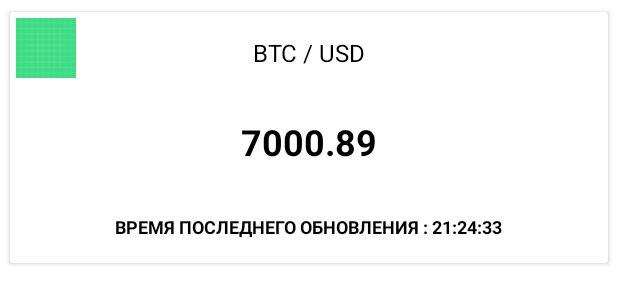
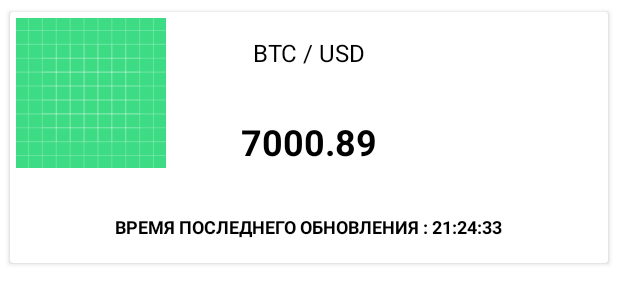
Before and after one commit to 2wiktor2/UdemyCryptoApp, an Android app: the layout item_coin_info.xml on its own in the app's theme, with its tools: preview values and no code run, on a phone screen of 412 x 824 dp. Shown: the top 304 px of the screen. Run offline under Robolectric (Android 15) with nearby library versions, the phone set to English and light mode, and no system bars.

Commit message:
lesson_47 finished

```diff
--- a/app/src/main/java/com/wiktor/udemykotlincryptoapp/api/ApiFactory.kt
+++ b/app/src/main/java/com/wiktor/udemykotlincryptoapp/api/ApiFactory.kt
@@ -9,7 +9,8 @@ import retrofit2.converter.gson.GsonConverterFactory
 object ApiFactory {
     //https://min-api.cryptocompare.com/data/top/totalvolfull?limit=10&tsym=USD
     private const val BASE_URL = " https://min-api.cryptocompare.com/data/"
-    const val BASE_IMAGE_URL = " https://cryptocomoare.com"
+//    https://www.cryptocompare.com/media/37458963/near.png
+    const val BASE_IMAGE_URL = "https://cryptocompare.com"
 
     private val retrofit = Retrofit.Builder()
         .addConverterFactory(GsonConverterFactory.create())
--- a/app/src/main/java/com/wiktor/udemykotlincryptoapp/database/CoinPriceInfoDao.kt
+++ b/app/src/main/java/com/wiktor/udemykotlincryptoapp/database/CoinPriceInfoDao.kt
@@ -10,7 +10,7 @@ import com.wiktor.udemykotlincryptoapp.pojo.CoinPriceInfo
 @Dao
 interface CoinPriceInfoDao {
     //выводит список валют в recyclerView
-    @Query("SELECT * FROM full_price_list ORDER BY lastUpdate")
+    @Query("SELECT * FROM full_price_list ORDER BY lastUpdate DESC")
     fun getPriceList(): LiveData<List<CoinPriceInfo>>
 
     //Детальная информация для отдельного экрана
--- a/app/src/main/java/com/wiktor/udemykotlincryptoapp/pojo/CoinPriceInfo.kt
+++ b/app/src/main/java/com/wiktor/udemykotlincryptoapp/pojo/CoinPriceInfo.kt
@@ -5,7 +5,7 @@ import androidx.room.PrimaryKey
 import com.google.gson.annotations.Expose
 import com.google.gson.annotations.SerializedName
 import com.wiktor.udemykotlincryptoapp.api.ApiFactory
-import com.wiktor.udemykotlincryptoapp.utils.convertTimestampToTime
+import com.wiktor.udemykotlincryptoapp.utils.MyTimeConverter
 
 @Entity(tableName = "full_price_list")
 data class CoinPriceInfo(
@@ -129,7 +129,8 @@ data class CoinPriceInfo(
     val imageUrl: String?,
 ) {
     fun getFormattedTime(): String {
-        return convertTimestampToTime(lastUpdate)
+        val myTimeConverter = MyTimeConverter()
+        return myTimeConverter.convertTimeStampToTime(lastUpdate)
     }
 
     fun getFullImageUrl(): String {
--- a/app/src/main/res/layout/item_coin_info.xml
+++ b/app/src/main/res/layout/item_coin_info.xml
@@ -12,11 +12,11 @@
         android:layout_height="wrap_content">
 
         <ImageView
+            android:id="@+id/imageView_logo_coin"
+            android:layout_width="100dp"
+            android:layout_height="100dp"
+            android:layout_margin="4dp"
             android:src="@drawable/ic_launcher_background"
-            android:id="@+id/imageView_logo_coin"
-            android:layout_width="40dp"
-            android:layout_height="40dp"
-            android:layout_margin="4dp"
             app:layout_constraintStart_toStartOf="parent"
             app:layout_constraintTop_toTopOf="parent" />
 
@@ -48,7 +48,7 @@
             tools:text="7000.89" />
 
         <TextView
-            android:id="@+id/textView_time"
+            android:id="@+id/textView_last_update"
             android:layout_width="wrap_content"
             android:layout_height="wrap_content"
             android:padding="16dp"
--- a/app/src/main/res/values-night/themes.xml
+++ b/app/src/main/res/values-night/themes.xml
@@ -1,9 +1,9 @@
 <resources xmlns:tools="http://schemas.android.com/tools">
     <!-- Base application theme. -->
-    <style name="Theme.UdemyKotlinCryptoApp" parent="Theme.MaterialComponents.DayNight.DarkActionBar">
+    <style name="Theme.UdemyKotlinCryptoApp" parent="Theme.MaterialComponents.DayNight.NoActionBar">
         <!-- Primary brand color. -->
         <item name="colorPrimary">@color/purple_200</item>
-        <item name="colorPrimaryVariant">@color/purple_700</item>
+        <item name="colorPrimaryVariant">@color/black</item>
         <item name="colorOnPrimary">@color/black</item>
         <!-- Secondary brand color. -->
         <item name="colorSecondary">@color/teal_200</item>
--- a/app/src/main/res/values/strings.xml
+++ b/app/src/main/res/values/strings.xml
@@ -1,3 +1,5 @@
 <resources>
     <string name="app_name">UdemyKotlinCryptoApp</string>
+    <string name="symbols_template">%s / $s</string>
+    <string name="last_update_template">Время последнего обновления: %s</string>
 </resources>
--- a/app/src/main/res/values/themes.xml
+++ b/app/src/main/res/values/themes.xml
@@ -1,9 +1,9 @@
 <resources xmlns:tools="http://schemas.android.com/tools">
     <!-- Base application theme. -->
-    <style name="Theme.UdemyKotlinCryptoApp" parent="Theme.MaterialComponents.DayNight.DarkActionBar">
+    <style name="Theme.UdemyKotlinCryptoApp" parent="Theme.MaterialComponents.DayNight.NoActionBar">
         <!-- Primary brand color. -->
-        <item name="colorPrimary">@color/purple_500</item>
-        <item name="colorPrimaryVariant">@color/purple_700</item>
+        <item name="colorPrimary">@color/black</item>
+        <item name="colorPrimaryVariant">@color/black</item>
         <item name="colorOnPrimary">@color/white</item>
         <!-- Secondary brand color. -->
         <item name="colorSecondary">@color/teal_200</item>
```
Also changed, not shown: app/src/main/java/com/wiktor/udemykotlincryptoapp/CoinPriceListActivity.kt (+18 -2 lines), app/src/main/java/com/wiktor/udemykotlincryptoapp/adapters/CoinInfoAdapter.kt (+64 -1 lines), app/src/main/java/com/wiktor/udemykotlincryptoapp/utils/MyTimeConverter.kt (added, +18 -0 lines), app/src/main/java/com/wiktor/udemykotlincryptoapp/utils/TimeUtils.kt (deleted, +0 -18 lines).
